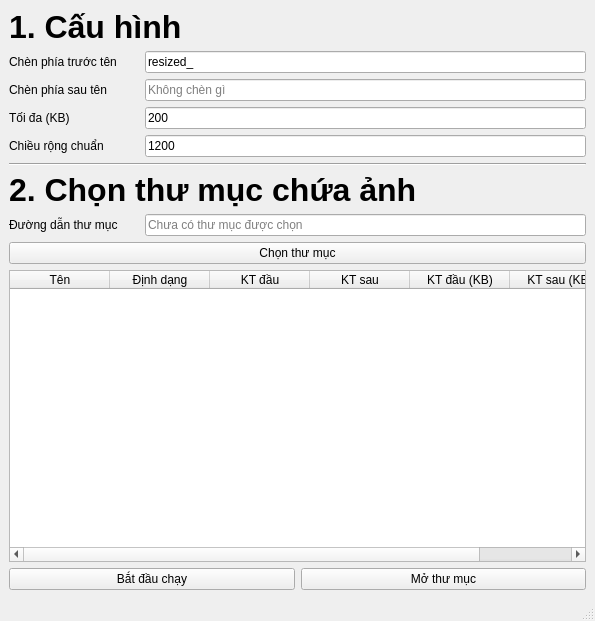
The window that src/gui/ui_main_window.ui (tcstrength/wiopt) describes before a commit, drawn with Qt 5.
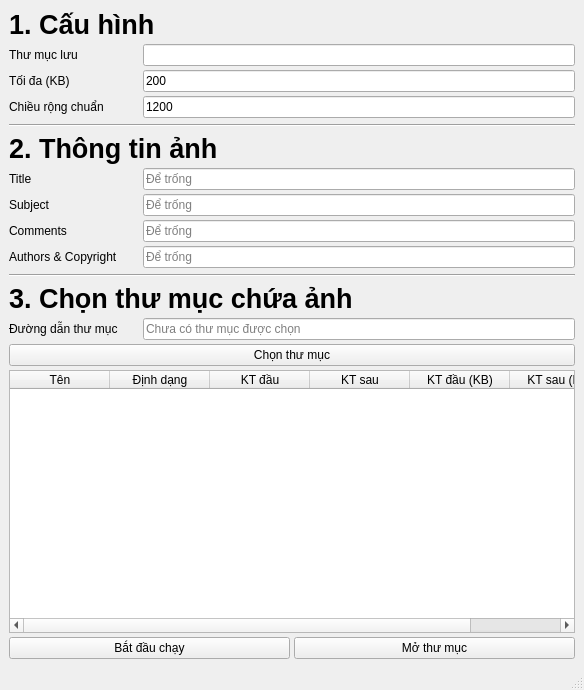
The same window after the commit. Icons and pictures are not drawn.

```diff
--- a/src/gui/ui_main_window.ui
+++ b/src/gui/ui_main_window.ui
@@ -6,161 +6,31 @@
    <rect>
     <x>0</x>
     <y>0</y>
-    <width>595</width>
-    <height>621</height>
+    <width>584</width>
+    <height>690</height>
    </rect>
   </property>
   <property name="windowTitle">
    <string>MainWindow</string>
   </property>
   <widget class="QWidget" name="centralwidget">
-   <layout class="QVBoxLayout" name="verticalLayout">
-    <item>
-     <layout class="QVBoxLayout" name="config_layout">
-      <item>
-       <widget class="QLabel" name="config_lb_heading">
-        <property name="font">
-         <font>
-          <pointsize>24</pointsize>
-          <weight>75</weight>
-          <bold>true</bold>
-         </font>
-        </property>
-        <property name="text">
-         <string>1. Cấu hình</string>
-        </property>
-       </widget>
-      </item>
-      <item>
-       <layout class="QHBoxLayout" name="horizontalLayout_4">
-        <item>
-         <widget class="QLabel" name="label_4">
-          <property name="minimumSize">
-           <size>
-            <width>130</width>
-            <height>0</height>
-           </size>
-          </property>
-          <property name="text">
-           <string>Chèn phía trước tên</string>
-          </property>
-         </widget>
-        </item>
-        <item>
-         <widget class="QLineEdit" name="config_le_prefix">
-          <property name="text">
-           <string>resized_</string>
-          </property>
-          <property name="placeholderText">
-           <string>Không chèn gì</string>
-          </property>
-         </widget>
-        </item>
-       </layout>
-      </item>
-      <item>
-       <layout class="QHBoxLayout" name="horizontalLayout">
-        <item>
-         <widget class="QLabel" name="label">
-          <property name="minimumSize">
-           <size>
-            <width>130</width>
-            <height>0</height>
-           </size>
-          </property>
-          <property name="text">
-           <string>Chèn phía sau tên</string>
-          </property>
-         </widget>
-        </item>
-        <item>
-         <widget class="QLineEdit" name="config_le_postfix">
-          <property name="text">
-           <string/>
-          </property>
-          <property name="placeholderText">
-           <string>Không chèn gì</string>
-          </property>
-         </widget>
-        </item>
-       </layout>
-      </item>
-      <item>
-       <layout class="QHBoxLayout" name="horizontalLayout_7">
-        <item>
-         <widget class="QLabel" name="label_5">
-          <property name="minimumSize">
-           <size>
-            <width>130</width>
-            <height>0</height>
-           </size>
-          </property>
-          <property name="text">
-           <string>Tối đa (KB)</string>
-          </property>
-         </widget>
-        </item>
-        <item>
-         <widget class="QLineEdit" name="config_le_max_size_kb">
-          <property name="text">
-           <string>200</string>
-          </property>
-          <property name="placeholderText">
-           <string>200</string>
-          </property>
-         </widget>
-        </item>
-       </layout>
-      </item>
-      <item>
-       <layout class="QHBoxLayout" name="horizontalLayout_6">
-        <item>
-         <widget class="QLabel" name="label_2">
-          <property name="minimumSize">
-           <size>
-            <width>130</width>
-            <height>0</height>
-           </size>
-          </property>
-          <property name="text">
-           <string>Chiều rộng chuẩn</string>
-          </property>
-         </widget>
-        </item>
-        <item>
-         <widget class="QLineEdit" name="config_le_standard_width">
-          <property name="text">
-           <string>1200</string>
-          </property>
-          <property name="placeholderText">
-           <string>1200</string>
-          </property>
-         </widget>
-        </item>
-       </layout>
-      </item>
-     </layout>
-    </item>
-    <item>
-     <widget class="Line" name="line_2">
-      <property name="orientation">
-       <enum>Qt::Horizontal</enum>
-      </property>
-     </widget>
-    </item>
-    <item>
+   <layout class="QGridLayout" name="gridLayout_2">
+    <item row="4" column="0">
      <layout class="QVBoxLayout" name="browse_layout">
+      <property name="spacing">
+       <number>4</number>
+      </property>
       <item>
        <widget class="QLabel" name="browse_lb_heading">
         <property name="font">
          <font>
-          <pointsize>24</pointsize>
+          <pointsize>20</pointsize>
           <weight>75</weight>
           <bold>true</bold>
          </font>
         </property>
         <property name="text">
-         <string>2. Chọn thư mục chứa ảnh</string>
+         <string>3. Chọn thư mục chứa ảnh</string>
         </property>
        </widget>
       </item>
@@ -289,6 +159,236 @@
       </item>
      </layout>
     </item>
+    <item row="3" column="0">
+     <widget class="Line" name="break_1">
+      <property name="orientation">
+       <enum>Qt::Horizontal</enum>
+      </property>
+     </widget>
+    </item>
+    <item row="2" column="0">
+     <layout class="QVBoxLayout" name="image_layout">
+      <property name="spacing">
+       <number>4</number>
+      </property>
+      <item>
+       <widget class="QLabel" name="label_9">
+        <property name="font">
+         <font>
+          <pointsize>20</pointsize>
+          <weight>75</weight>
+          <bold>true</bold>
+         </font>
+        </property>
+        <property name="text">
+         <string>2. Thông tin ảnh</string>
+        </property>
+       </widget>
+      </item>
+      <item>
+       <layout class="QHBoxLayout" name="horizontalLayout_5">
+        <item>
+         <widget class="QLabel" name="label_6">
+          <property name="minimumSize">
+           <size>
+            <width>130</width>
+            <height>0</height>
+           </size>
+          </property>
+          <property name="text">
+           <string>Title</string>
+          </property>
+         </widget>
+        </item>
+        <item>
+         <widget class="QLineEdit" name="image_title">
+          <property name="placeholderText">
+           <string>Để trống</string>
+          </property>
+         </widget>
+        </item>
+       </layout>
+      </item>
+      <item>
+       <layout class="QHBoxLayout" name="horizontalLayout_9">
+        <item>
+         <widget class="QLabel" name="label_7">
+          <property name="minimumSize">
+           <size>
+            <width>130</width>
+            <height>0</height>
+           </size>
+          </property>
+          <property name="text">
+           <string>Subject</string>
+          </property>
+         </widget>
+        </item>
+        <item>
+         <widget class="QLineEdit" name="image_subject">
+          <property name="placeholderText">
+           <string>Để trống</string>
+          </property>
+         </widget>
+        </item>
+       </layout>
+      </item>
+      <item>
+       <layout class="QHBoxLayout" name="horizontalLayout">
+        <item>
+         <widget class="QLabel" name="label">
+          <property name="minimumSize">
+           <size>
+            <width>130</width>
+            <height>0</height>
+           </size>
+          </property>
+          <property name="text">
+           <string>Comments</string>
+          </property>
+         </widget>
+        </item>
+        <item>
+         <widget class="QLineEdit" name="image_comments">
+          <property name="placeholderText">
+           <string>Để trống</string>
+          </property>
+         </widget>
+        </item>
+       </layout>
+      </item>
+      <item>
+       <layout class="QHBoxLayout" name="horizontalLayout_2">
+        <item>
+         <widget class="QLabel" name="label_4">
+          <property name="minimumSize">
+           <size>
+            <width>130</width>
+            <height>0</height>
+           </size>
+          </property>
+          <property name="text">
+           <string>Authors &amp; Copyright</string>
+          </property>
+         </widget>
+        </item>
+        <item>
+         <widget class="QLineEdit" name="image_author">
+          <property name="placeholderText">
+           <string>Để trống</string>
+          </property>
+         </widget>
+        </item>
+       </layout>
+      </item>
+     </layout>
+    </item>
+    <item row="0" column="0">
+     <layout class="QVBoxLayout" name="config_layout">
+      <property name="spacing">
+       <number>4</number>
+      </property>
+      <item>
+       <widget class="QLabel" name="config_lb_heading">
+        <property name="font">
+         <font>
+          <pointsize>20</pointsize>
+          <weight>75</weight>
+          <bold>true</bold>
+         </font>
+        </property>
+        <property name="text">
+         <string>1. Cấu hình</string>
+        </property>
+       </widget>
+      </item>
+      <item>
+       <layout class="QHBoxLayout" name="horizontalLayout_10">
+        <item>
+         <widget class="QLabel" name="label_8">
+          <property name="minimumSize">
+           <size>
+            <width>130</width>
+            <height>0</height>
+           </size>
+          </property>
+          <property name="text">
+           <string>Thư mục lưu</string>
+          </property>
+         </widget>
+        </item>
+        <item>
+         <widget class="QLineEdit" name="config_le_output">
+          <property name="placeholderText">
+           <string/>
+          </property>
+         </widget>
+        </item>
+       </layout>
+      </item>
+      <item>
+       <layout class="QHBoxLayout" name="horizontalLayout_7">
+        <item>
+         <widget class="QLabel" name="label_5">
+          <property name="minimumSize">
+           <size>
+            <width>130</width>
+            <height>0</height>
+           </size>
+          </property>
+          <property name="text">
+           <string>Tối đa (KB)</string>
+          </property>
+         </widget>
+        </item>
+        <item>
+         <widget class="QLineEdit" name="config_le_max_size_kb">
+          <property name="text">
+           <string>200</string>
+          </property>
+          <property name="placeholderText">
+           <string>200</string>
+          </property>
+         </widget>
+        </item>
+       </layout>
+      </item>
+      <item>
+       <layout class="QHBoxLayout" name="horizontalLayout_6">
+        <item>
+         <widget class="QLabel" name="label_2">
+          <property name="minimumSize">
+           <size>
+            <width>130</width>
+            <height>0</height>
+           </size>
+          </property>
+          <property name="text">
+           <string>Chiều rộng chuẩn</string>
+          </property>
+         </widget>
+        </item>
+        <item>
+         <widget class="QLineEdit" name="config_le_standard_width">
+          <property name="text">
+           <string>1200</string>
+          </property>
+          <property name="placeholderText">
+           <string>1200</string>
+          </property>
+         </widget>
+        </item>
+       </layout>
+      </item>
+     </layout>
+    </item>
+    <item row="1" column="0">
+     <widget class="Line" name="break_2">
+      <property name="orientation">
+       <enum>Qt::Horizontal</enum>
+      </property>
+     </widget>
+    </item>
    </layout>
   </widget>
   <widget class="QStatusBar" name="statusbar"/>
```
